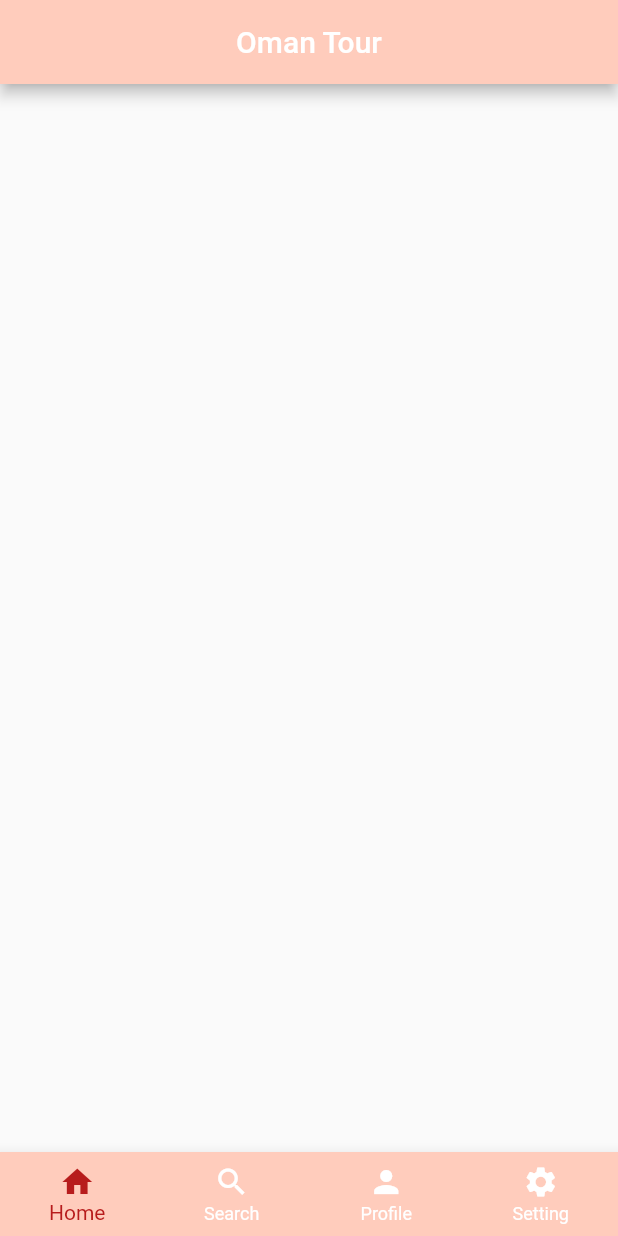
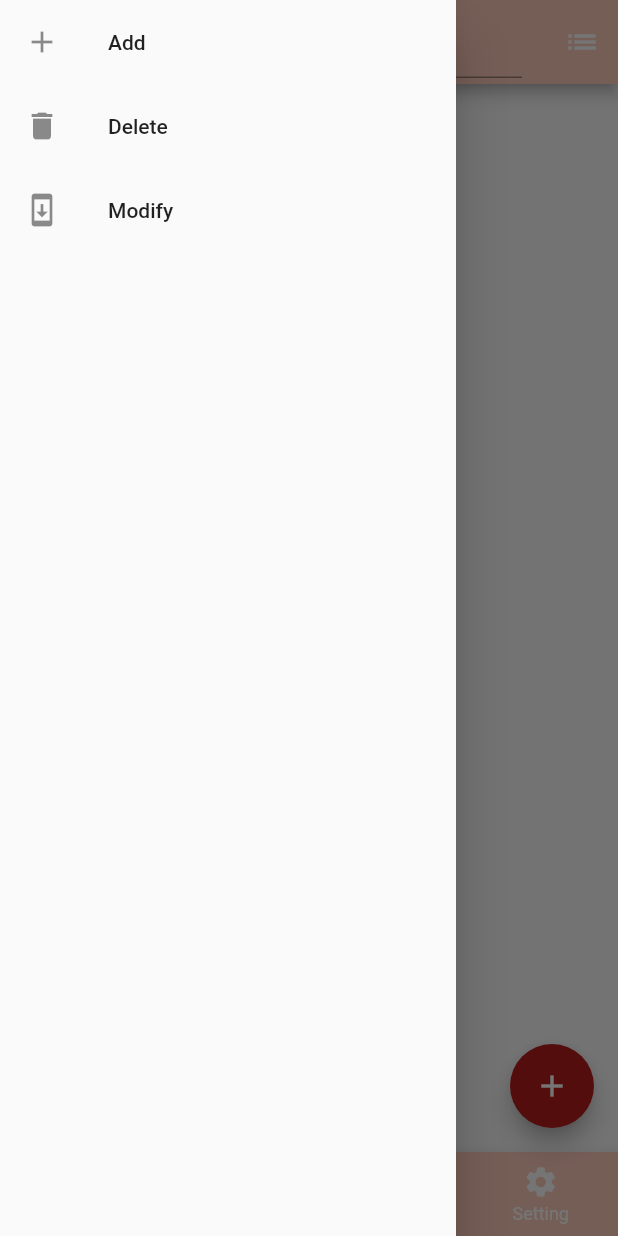
Before and after one commit to mazinalismaili/practiceapp, a Flutter app: the screen it shows after launch, with the side drawer open (before the commit the screen has no drawer), on a phone screen of 412 x 824 dp. Run offline on Flutter 3.47's test engine with Material 2 defaults, Android fonts, the phone set to English and light mode, and no system bars.

Commit message:
adding list to Scaffold

```diff
--- a/lib/main.dart
+++ b/lib/main.dart
@@ -1,13 +1,89 @@
 import 'package:flutter/material.dart';
 
 void main() {
-  runApp( MaterialApp(
+  runApp(homePage());
+}
+
+class homePage extends StatefulWidget {
+  const homePage({super.key});
+
+  @override
+  State<homePage> createState() => _homePageState();
+}
+
+class _homePageState extends State<homePage> {
+
+  final List<String> entries = [];
+  final textController = TextEditingController();
+
+
+  @override
+  Widget build(BuildContext context) {
+    entries.sort();
+    return MaterialApp(
+
+    debugShowCheckedModeBanner: false,
+
+    theme: ThemeData(brightness: Brightness.light),
+    darkTheme: ThemeData(brightness: Brightness.dark),
+    themeMode: ThemeMode.system,
+
     home: Scaffold(
       appBar: AppBar(
-        title: const Center(
-          child: Text("Oman Tour"),
+        title: TextField( controller: textController,),
+
+        leading: Icon(Icons.person),
+        leadingWidth: 56,
+        actions: <Widget>[
+          IconButton(
+            icon: const Icon(Icons.list),
+            tooltip: 'more options',
+            onPressed: () {
+              // handle the press
+            },
           ),
-          backgroundColor: Colors.deepOrange[100],
+        ],
+        backgroundColor: Colors.deepOrange[100],
+          ),
+      body: entries.length > 0 ? ListView.builder(
+        itemCount: entries.length,
+        itemBuilder: (context, index) {
+          return ListTile(
+            title: Text('${entries[index]}'),
+          );
+        })
+      : Center(
+        child: Text("Your list is empty."),
+        ),
+
+      drawer: Drawer(
+        child: ListView(
+              //shrinkWrap: true,
+              children: const <Widget>[
+                ListTile(
+                  leading: Icon(Icons.add),
+                  title: Text("Add"),
+                ),
+                ListTile(
+                  leading: Icon(Icons.delete),
+                  title: Text("Delete"),
+                ),
+                ListTile(
+                  leading: Icon(Icons.system_update),
+                  title: Text("Modify"),
+                ),
+              ],
+          )
+        ),
+        floatingActionButton: FloatingActionButton(
+          backgroundColor: Colors.red[900],
+          child: Icon(Icons.add),
+          onPressed: (){
+            setState(() {
+              entries.add(textController.text);
+              textController.clear();
+            });
+          },
           ),
       bottomNavigationBar: BottomNavigationBar(
         type: BottomNavigationBarType.fixed, // Fixed
@@ -24,8 +100,8 @@ void main() {
             label: "Search",
           ),
           BottomNavigationBarItem(
-            icon: Icon(Icons.person),
-            label: "Profile",
+            icon: Icon(Icons.favorite),
+            label: "Favorite",
           ),
 
           BottomNavigationBarItem(
@@ -37,6 +113,6 @@ void main() {
 
       ),
       ),
-
-  ),);
+  );
+  }
 }
```
